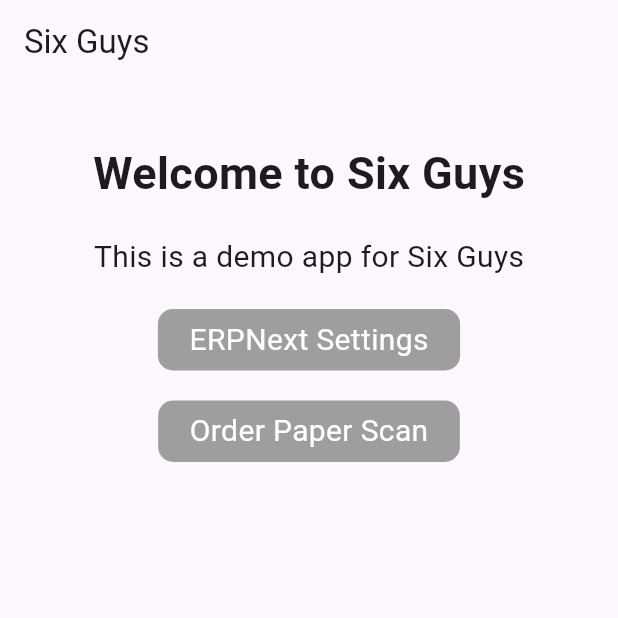
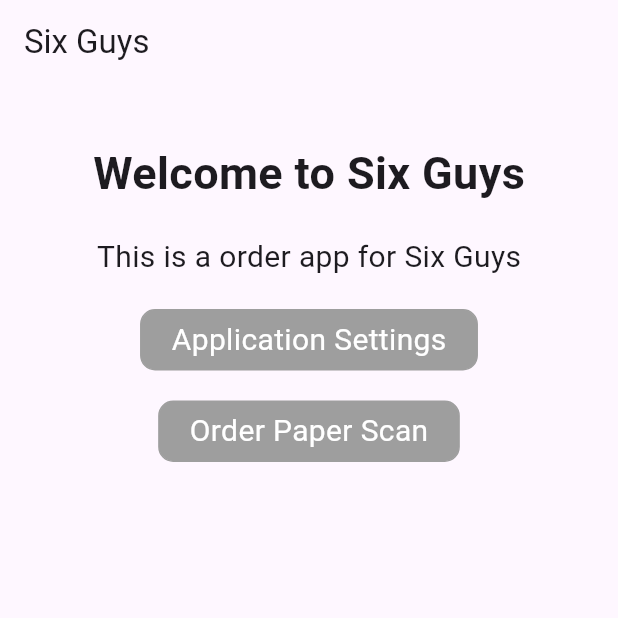
Before and after one commit to irvine-sixguys/sales-order-app, a Flutter app: the screen it shows after launch, on a phone screen of 412 x 824 dp, the top half of it. Run offline on Flutter 3.47's test engine with Material 3 defaults, Android fonts, the phone set to English and light mode, and no system bars; our stand-ins replace camera, cookie_jar, dio, dio_cookie_manager, firebase_core, flutter_dotenv and 4 more; missing offline and left inert: flutter_exif_rotation, google_mlkit_commons, google_mlkit_text_recognition; accounts and stored records are empty.

Commit message:
Fix: use of WidgetRef

```diff
--- a/lib/ui/erpnext/erpnext_screen.dart
+++ b/lib/ui/erpnext/erpnext_screen.dart
@@ -14,7 +14,7 @@ class ERPNextScreen extends ConsumerWidget {
     final passwordTextController = TextEditingController(text: erpnextAPI.password);
 
     return Scaffold(
-        appBar: AppBar(title: const Text("ERPNext Settings")),
+        appBar: AppBar(title: const Text("Settings")),
         body: SafeArea(
             child: SingleChildScrollView(
                 child: Padding(
--- a/lib/ui/menu/menu_screen.dart
+++ b/lib/ui/menu/menu_screen.dart
@@ -9,22 +9,22 @@ class MenuScreen extends ConsumerWidget {
   Widget build(BuildContext context, WidgetRef ref) {
     return Scaffold(
         appBar: AppBar(title: const Text("Six Guys")),
-        body: SafeArea(
+        body: const SafeArea(
             child: SingleChildScrollView(
                 child: Center(
           child: Padding(
-              padding: const EdgeInsets.all(18.0),
+              padding: EdgeInsets.all(18.0),
               child: Column(
                 crossAxisAlignment: CrossAxisAlignment.center,
                 children: [
-                  const SizedBox(height: 20),
-                  const Text("Welcome to Six Guys", style: TextStyle(fontSize: 30, fontWeight: FontWeight.bold)),
-                  const SizedBox(height: 20),
-                  const Text("This is a demo app for Six Guys", style: TextStyle(fontSize: 20)),
-                  const SizedBox(height: 20),
-                  MenuButton(ref: ref, title: "ERPNext Settings", route: "/erpnext"),
-                  const SizedBox(height: 20),
-                  MenuButton(ref: ref, title: "Order Paper Scan", route: "/scan")
+                  SizedBox(height: 20),
+                  Text("Welcome to Six Guys", style: TextStyle(fontSize: 30, fontWeight: FontWeight.bold)),
+                  SizedBox(height: 20),
+                  Text("This is a order app for Six Guys", style: TextStyle(fontSize: 20)),
+                  SizedBox(height: 20),
+                  MenuButton(title: "Application Settings", route: "/erpnext"),
+                  SizedBox(height: 20),
+                  MenuButton(title: "Order Paper Scan", route: "/scan")
                 ],
               )),
         ))));
--- a/lib/ui/menu/widgets/MenuButton.dart
+++ b/lib/ui/menu/widgets/MenuButton.dart
@@ -2,15 +2,14 @@ import 'package:flutter/material.dart';
 import 'package:flutter_riverpod/flutter_riverpod.dart';
 import 'package:six_guys/core/app_router.dart';
 
-class MenuButton extends StatelessWidget {
-  final WidgetRef ref;
+class MenuButton extends ConsumerWidget {
   final String title;
   final String route;
 
-  const MenuButton({super.key, required this.ref, required this.title, required this.route});
+  const MenuButton({super.key, required this.title, required this.route});
 
   @override
-  Widget build(BuildContext context) {
+  Widget build(BuildContext context, WidgetRef ref) {
     return InkWell(
       onTap: () async {
         ref.read(routerProvider).push(route);
```
